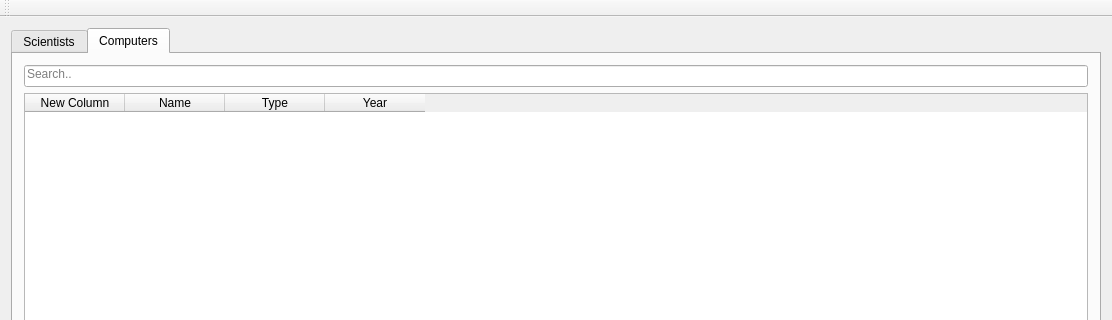
The window that VerklegtNamskeidH3/mainwindow.ui (Eytor/VerklegtNamskeid) describes before a commit, drawn with Qt 5; both pictures show x 0 to 1112 and y 0 to 320 of the 1112 by 742 pixel window.
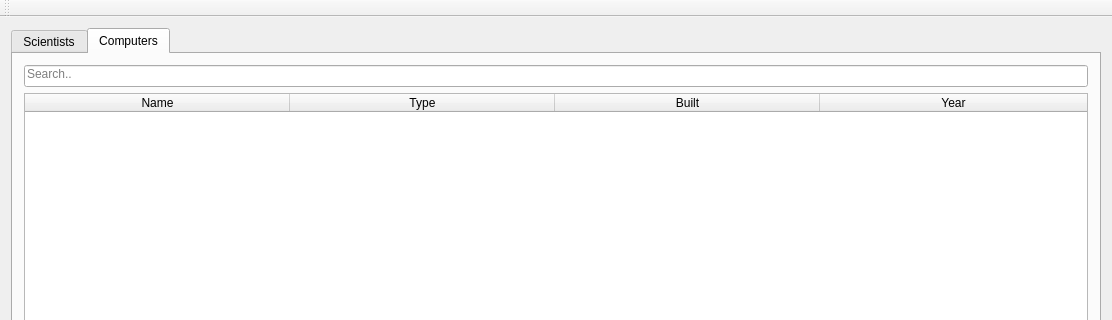
The same window after the commit.

Commit message: lytur adeins betur ut

The edit to the form file:
```diff
--- a/VerklegtNamskeidH3/mainwindow.ui
+++ b/VerklegtNamskeidH3/mainwindow.ui
@@ -256,11 +256,21 @@
         </item>
         <item>
          <widget class="QTableWidget" name="computer_table">
-          <column>
-           <property name="text">
-            <string>New Column</string>
-           </property>
-          </column>
+          <property name="selectionBehavior">
+           <enum>QAbstractItemView::SelectRows</enum>
+          </property>
+          <property name="sortingEnabled">
+           <bool>true</bool>
+          </property>
+          <attribute name="horizontalHeaderDefaultSectionSize">
+           <number>265</number>
+          </attribute>
+          <attribute name="horizontalHeaderStretchLastSection">
+           <bool>true</bool>
+          </attribute>
+          <attribute name="verticalHeaderVisible">
+           <bool>false</bool>
+          </attribute>
           <column>
            <property name="text">
             <string>Name</string>
@@ -271,6 +281,11 @@
             <string>Type</string>
            </property>
           </column>
+          <column>
+           <property name="text">
+            <string>Built</string>
+           </property>
+          </column>
           <column>
            <property name="text">
             <string>Year</string>
```
The commit also changes 1 other file.
